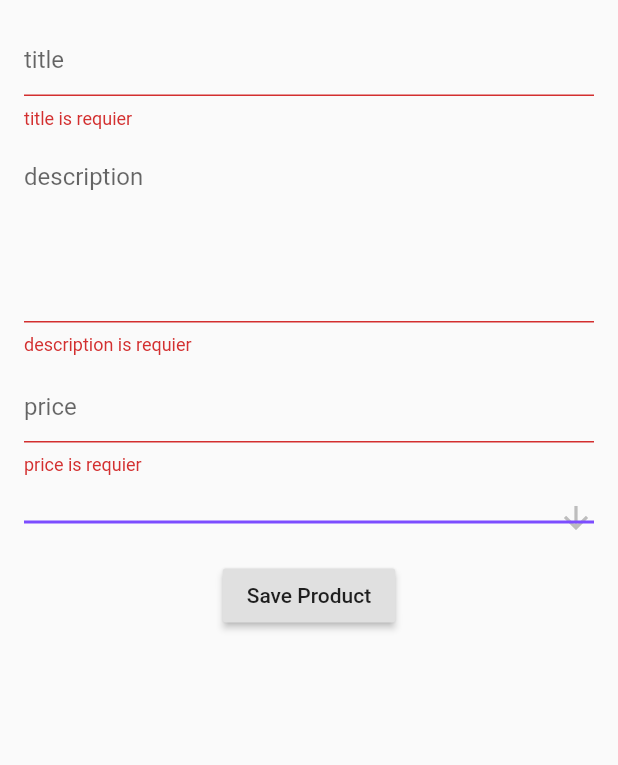
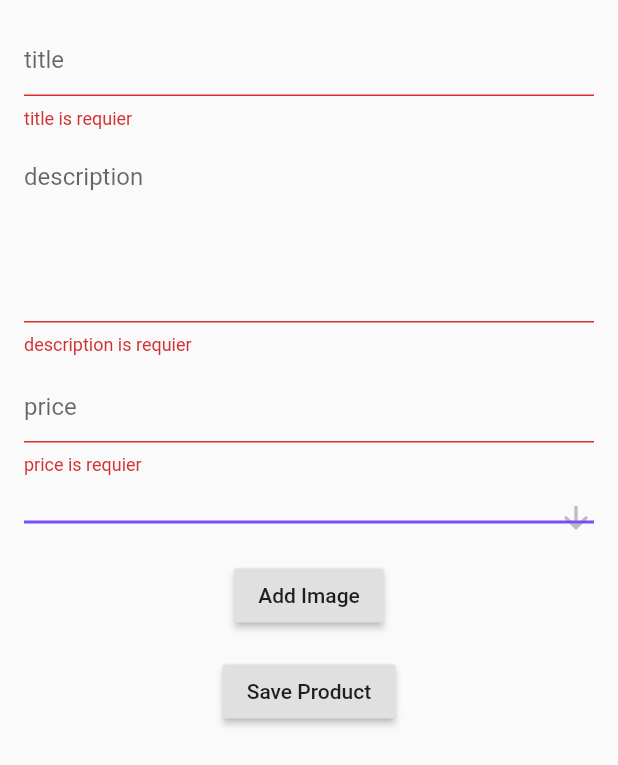
Before and after one commit to mmdissam/flutter_shop, a Flutter app: the AddProduct widget shown alone on an empty page, opened directly, after a tap on "Save Product", on a phone screen of 412 x 824 dp. Shown: the top 765 px of the screen. Run offline on Flutter 3.47's test engine with Material 2 defaults, Android fonts, the phone set to English and light mode, and no system bars; our stand-ins replace cloud_firestore, firebase_auth, firebase_storage, hidden_drawer_menu, image_picker; accounts and stored records are empty.

Commit message:
add single image to firebase

```diff
--- a/lib/admin/add_product.dart
+++ b/lib/admin/add_product.dart
@@ -1,5 +1,10 @@
+import 'dart:io';
+import 'dart:math';
+
 import 'package:cloud_firestore/cloud_firestore.dart';
+import 'package:firebase_storage/firebase_storage.dart';
 import 'package:flutter/material.dart';
+import 'package:image_picker/image_picker.dart';
 
 class AddProduct extends StatefulWidget {
   @override
@@ -8,12 +13,21 @@ class AddProduct extends StatefulWidget {
 
 class _AddProductState extends State<AddProduct> {
   final _formKey = GlobalKey<FormState>();
+  File _image;
+
   TextEditingController _titleController = TextEditingController();
   TextEditingController _descriptionController = TextEditingController();
   TextEditingController _priceController = TextEditingController();
   bool isLoading = false;
   bool _isWrongCategory = false;
   String dropdownValue = 'Select Category';
+
+  Future getImage() async {
+    var image = await ImagePicker.pickImage(source: ImageSource.gallery);
+    setState(() {
+      _image = image;
+    });
+  }
 
   @override
   void dispose() {
@@ -84,13 +98,18 @@ class _AddProductState extends State<AddProduct> {
                 ),
                 SizedBox(height: 16),
                 RaisedButton(
+                  onPressed: getImage,
+                  child: Text('Add Image'),
+                ),
+                SizedBox(height: 16),
+                RaisedButton(
                   child: Text('Save Product'),
-                  onPressed: () {
+                  onPressed: () async {
                     if (_formKey.currentState.validate()) {
                       setState(() {
                         isLoading = true;
                       });
-                      Firestore.instance
+                      await Firestore.instance
                           .collection('products')
                           .document()
                           .setData({
@@ -105,7 +124,9 @@ class _AddProductState extends State<AddProduct> {
                         _titleController.text = '';
                         _descriptionController.text = '';
                         _priceController.text = '';
+                        dropdownValue = 'Select Category';
                       });
+                      await uploadImage(_image);
                     }
                   },
                 ),
@@ -168,4 +189,14 @@ class _AddProductState extends State<AddProduct> {
       },
     );
   }
+
+  Future<void> uploadImage(File image) async {
+    String name = 'product_' + Random().nextInt(1000).toString();
+    final StorageReference storageReference =
+        FirebaseStorage().ref().child(name);
+    final StorageUploadTask uploadTask = storageReference.putFile(image);
+    await uploadTask.onComplete;
+  }
+
+
 }
--- a/pubspec.yaml
+++ b/pubspec.yaml
@@ -22,6 +22,8 @@ dependencies:
   cloud_firestore: ^0.13.5
   firebase_auth: ^0.16.0
   hidden_drawer_menu: ^1.1.2
+  firebase_storage: ^3.1.5
+  image_picker: ^0.6.6+1
 
   # The following adds the Cupertino Icons font to your application.
   # Use with the CupertinoIcons class for iOS style icons.
```
Also changed, not shown: pubspec.lock.
